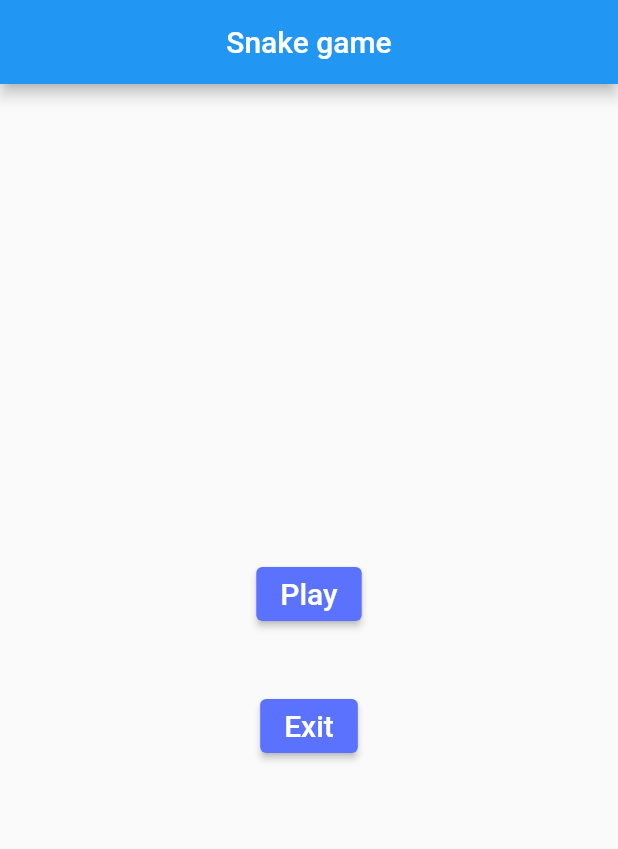
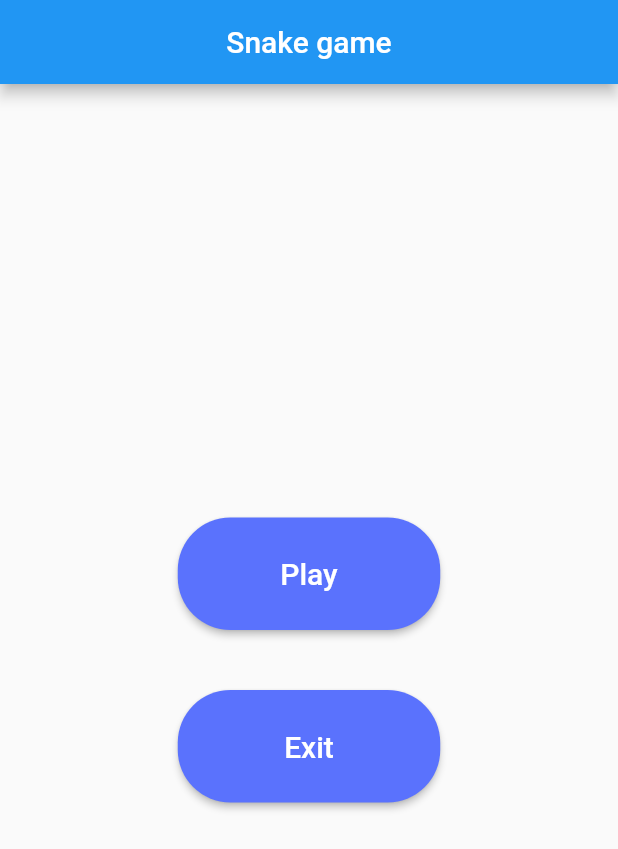
Before and after one commit to ArkadiiShatkovskyi/Flutter, a Flutter app: the screen it shows after launch, on a phone screen of 412 x 824 dp. Shown: the top 849 px of the screen. Run offline on Flutter 3.47's test engine with Material 2 defaults, Android fonts, the phone set to English and light mode, and no system bars; our stand-ins replace ant_icons, cloud_firestore, firebase_auth, firebase_core, flare_flutter, flutter_svg; accounts and stored records are empty.

Commit message:
Making Rounded button corners

```diff
--- a/SnakeGame/snake_game/lib/widgets/button_widget.dart
+++ b/SnakeGame/snake_game/lib/widgets/button_widget.dart
@@ -10,10 +10,24 @@ class ButtonWidget extends StatelessWidget {
 
   @override
   Widget build(BuildContext context) {
-    return ElevatedButton(
-      style: ElevatedButton.styleFrom(
-        primary: const Color.fromARGB(255, 90, 114, 253),
-        onPrimary: Colors.amber,
+    return Container(
+      width: 175,
+      height: 75,
+      child: ElevatedButton(
+        style: ButtonStyle(
+          backgroundColor: MaterialStateProperty.all<Color>(
+            const Color.fromARGB(255, 90, 114, 253),
+          ),
+          overlayColor: MaterialStateProperty.all<Color>(
+            Colors.amber,
+          ),
+          shape: MaterialStateProperty.all(
+            const RoundedRectangleBorder(
+              borderRadius: BorderRadius.all(
+                Radius.circular(35),
+              ),
+            ),
+          ),
         ),
         onPressed: () => onPressAction,
         child: Text(
@@ -23,6 +37,7 @@ class ButtonWidget extends StatelessWidget {
             fontSize: 20,
           ),
         ),
+      ),
     );
   }
 }
```
Lines whose indentation alone changed are shown as unchanged.
